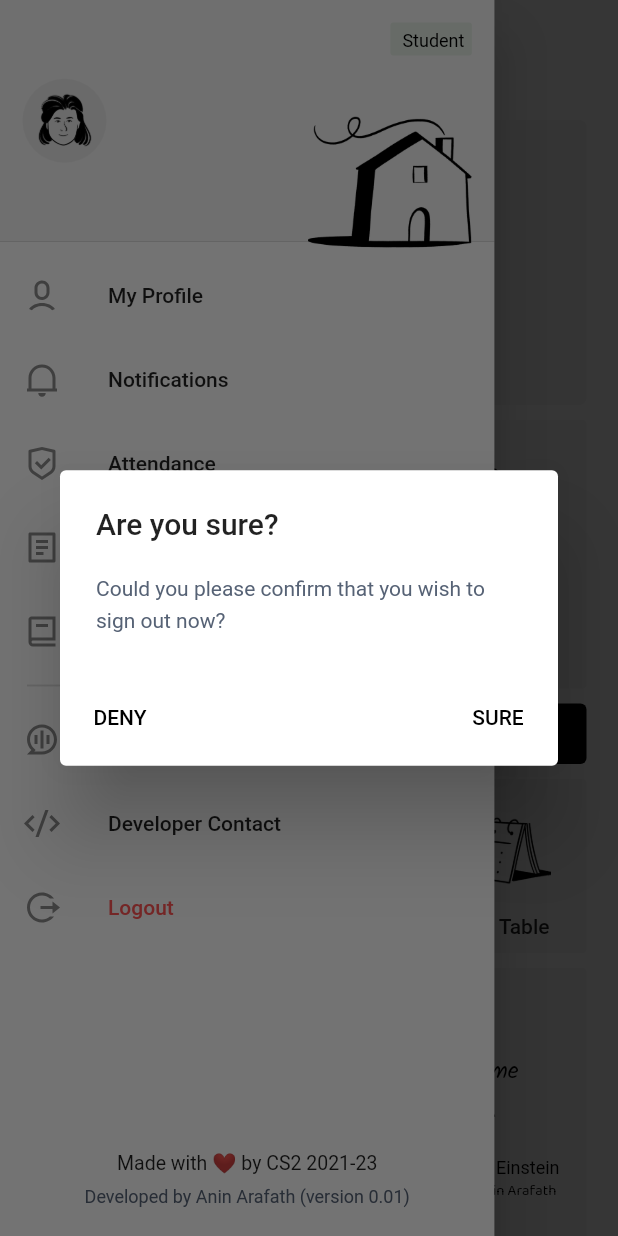
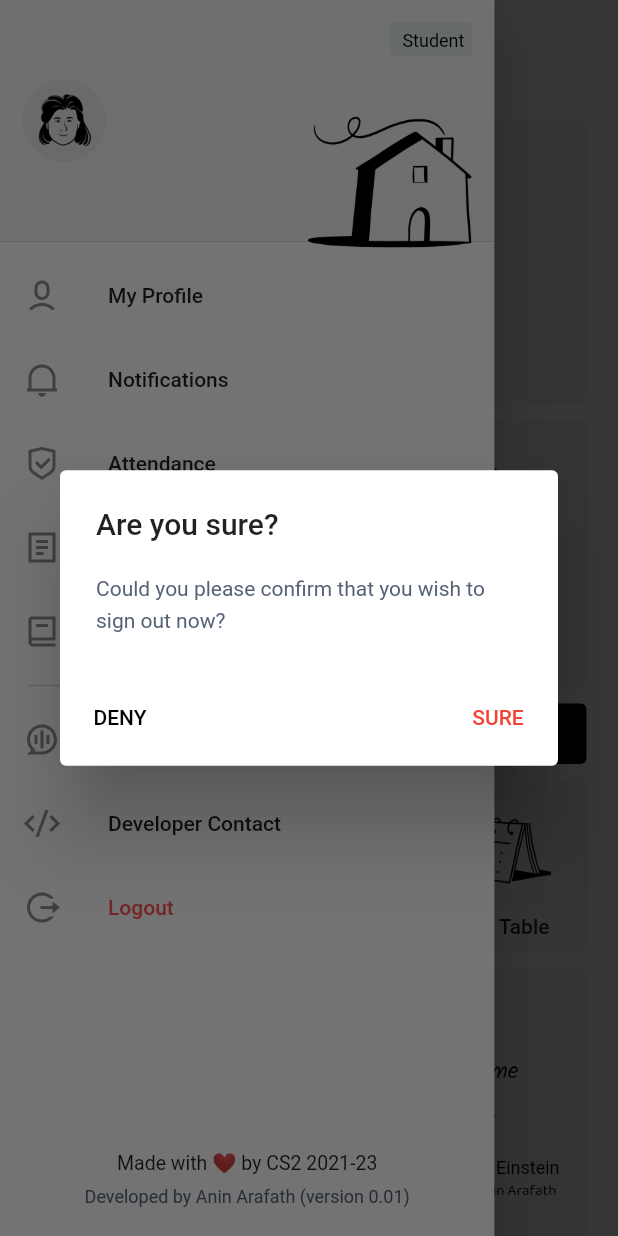
Before and after one commit to aninarafath6/arnhss, a Flutter app: the HomeView screen opened by its route, in the side drawer, after a tap on "Logout", on a phone screen of 412 x 824 dp. Run offline on Flutter 3.47's test engine with Material 2 defaults, Android fonts, the phone set to English and light mode, and no system bars; drawn by our look-alikes of cached_network_image; our stand-ins replace cloud_firestore, firebase_auth, firebase_core, firebase_database, flutter_calendar_carousel, flutter_keyboard_visibility and 10 more; missing offline and left inert: flutter_pdfview; accounts and stored records are empty; network calls fail.

Commit message:
sure button appearnce changed

```diff
--- a/arnhss-app/lib/features/home/widgets/app_drawer.dart
+++ b/arnhss-app/lib/features/home/widgets/app_drawer.dart
@@ -280,7 +280,8 @@ class _LogoutTileState extends State<_LogoutTile> {
       ),
       leading: const Icon(Remix.logout_circle_r_line),
       onTap: () {
-        customModal(context,
+        customModal(
+          context,
           title: "Are you sure?",
           content: "Could you please confirm that you wish to sign out now?",
           deny: "DENY",
@@ -289,7 +290,7 @@ class _LogoutTileState extends State<_LogoutTile> {
             await Future.delayed(const Duration(milliseconds: 300));
             Get.back();
           },
-            done: "SURE".toText(),
+          done: "SURE".toText(style: const TextStyle(color: Colors.red)),
           loading: !loading,
           onDone: () async {
             setState(() => loading = true);
@@ -297,7 +298,8 @@ class _LogoutTileState extends State<_LogoutTile> {
             setState(() => loading = false);
             AuthService().logout();
             Get.offNamedUntil(LoginView.routeName, (_) => false);
-            });
+          },
+        );
       },
     );
   }
```
Lines whose indentation alone changed are shown as unchanged.
